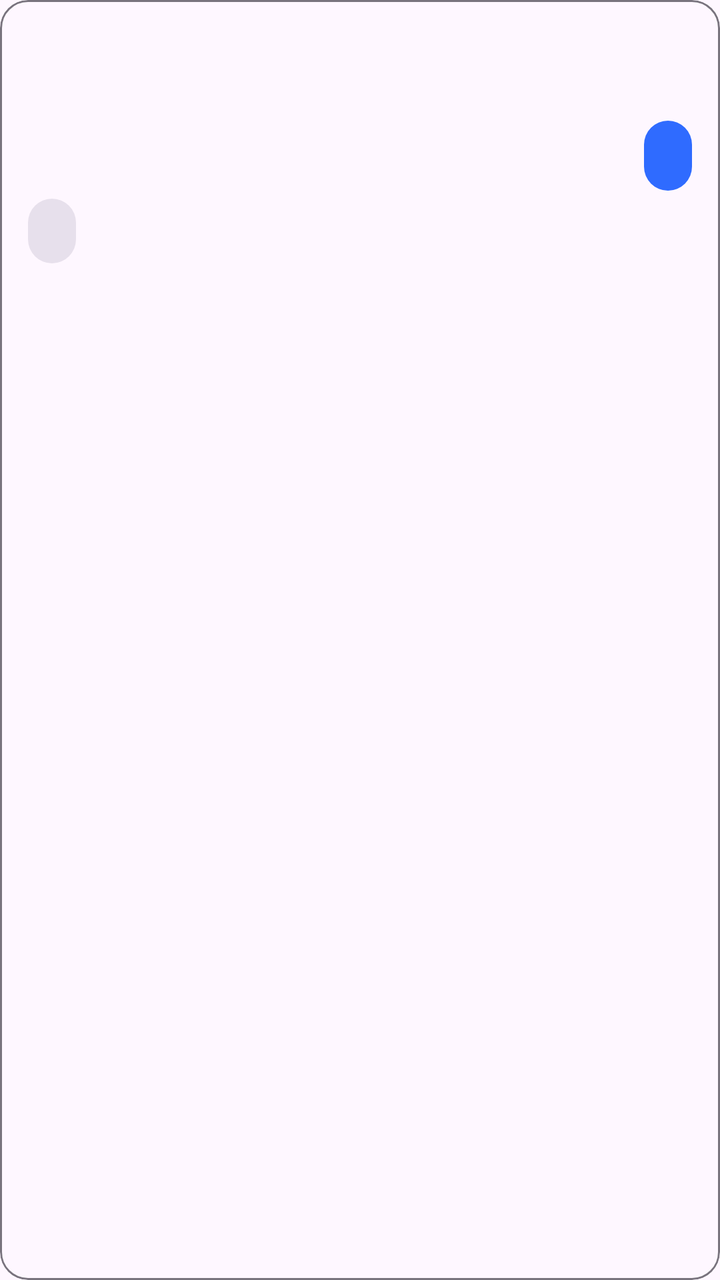
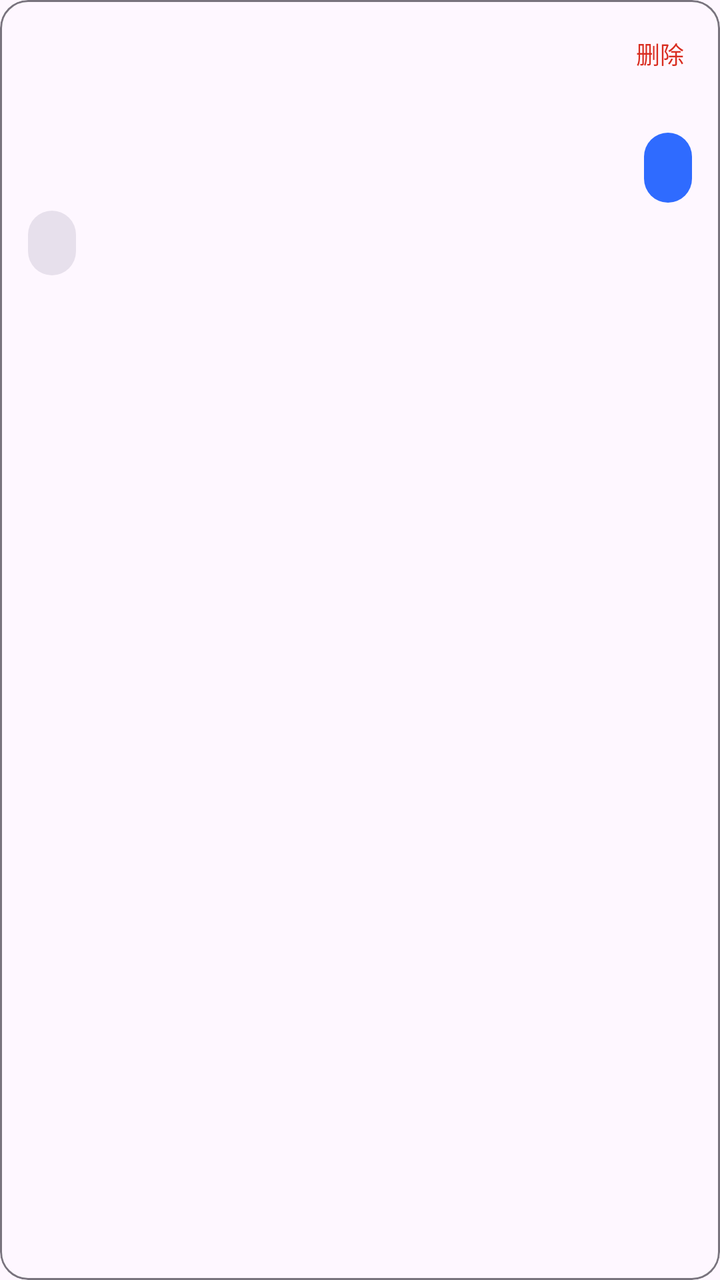

An Android layout rendered at two revisions. The XML below is the earlier revision; the diff shows what the commit changed to produce the second picture.
<!-- AndroidManifest.xml: application theme Theme.ScreenMemory -->
<!-- res/layout/item_history.xml -->
<?xml version="1.0" encoding="utf-8"?>
<com.google.android.material.card.MaterialCardView xmlns:android="http://schemas.android.com/apk/res/android"
    xmlns:app="http://schemas.android.com/apk/res-auto"
    android:layout_width="match_parent"
    android:layout_height="wrap_content"
    android:layout_marginTop="8dp"
    android:layout_marginBottom="16dp"
    android:clickable="true"
    android:focusable="true"
    android:foreground="?attr/selectableItemBackground"
    app:cardCornerRadius="14dp"
    app:cardElevation="0dp"
    app:strokeColor="?attr/colorOutline"
    app:strokeWidth="1dp">

    <LinearLayout
        android:layout_width="match_parent"
        android:layout_height="wrap_content"
        android:orientation="vertical"
        android:padding="14dp">

        <TextView
            android:id="@+id/tvItemTitle"
            android:layout_width="match_parent"
            android:layout_height="wrap_content"
            android:ellipsize="end"
            android:maxLines="1"
            android:textColor="?android:attr/textColorPrimary"
            android:textSize="16sp"
            android:textStyle="bold" />

        <TextView
            android:id="@+id/tvItemMeta"
            android:layout_width="match_parent"
            android:layout_height="wrap_content"
            android:layout_marginTop="4dp"
            android:textColor="?android:attr/textColorSecondary"
            android:textSize="11sp" />

        <LinearLayout
            android:layout_width="match_parent"
            android:layout_height="wrap_content"
            android:layout_marginTop="6dp"
            android:gravity="end"
            android:orientation="horizontal">

            <TextView
                android:id="@+id/tvItemQuestion"
                android:layout_width="wrap_content"
                android:layout_height="wrap_content"
                android:background="@drawable/bg_chat_user"
                android:ellipsize="end"
                android:maxLines="2"
                android:maxWidth="286dp"
                android:paddingStart="12dp"
                android:paddingTop="8dp"
                android:paddingEnd="12dp"
                android:paddingBottom="8dp"
                android:textColor="?attr/colorOnPrimary"
                android:textSize="14sp" />
        </LinearLayout>

        <LinearLayout
            android:layout_width="match_parent"
            android:layout_height="wrap_content"
            android:layout_marginTop="4dp"
            android:gravity="start"
            android:orientation="horizontal">

            <TextView
                android:id="@+id/tvItemAnswer"
                android:layout_width="wrap_content"
                android:layout_height="wrap_content"
                android:background="@drawable/bg_chat_ai"
                android:ellipsize="end"
                android:lineSpacingExtra="2dp"
                android:maxLines="2"
                android:maxWidth="286dp"
                android:paddingStart="12dp"
                android:paddingTop="8dp"
                android:paddingEnd="12dp"
                android:paddingBottom="8dp"
                android:textColor="?android:attr/textColorPrimary"
                android:textSize="12sp" />
        </LinearLayout>
    </LinearLayout>
</com.google.android.material.card.MaterialCardView>
<!-- resources referenced by this layout -->
<resources>
  <!-- drawable bg_chat_ai (drawable) -->
  <?xml version="1.0" encoding="utf-8"?>
  <shape xmlns:android="http://schemas.android.com/apk/res/android"
      android:shape="rectangle">
      <solid android:color="?attr/colorSurfaceVariant" />
      <corners android:radius="18dp" />
  </shape>
  <!-- drawable bg_chat_user (drawable) -->
  <?xml version="1.0" encoding="utf-8"?>
  <shape xmlns:android="http://schemas.android.com/apk/res/android"
      android:shape="rectangle">
      <solid android:color="?attr/colorPrimary" />
      <corners android:radius="18dp" />
  </shape>
  <style name="Theme.ScreenMemory" parent="Theme.Material3.DayNight.NoActionBar">
          <item name="colorPrimary">#FF2F6BFF</item>
          <item name="colorOnPrimary">#FFFFFFFF</item>
          <item name="colorPrimaryContainer">#FFE8EFFF</item>
          <item name="colorOnPrimaryContainer">#FF12131A</item>
          <item name="android:statusBarColor">@android:color/transparent</item>
          <item name="android:windowLightStatusBar">true</item>
      </style>
</resources>

<!-- the commit's change to res/layout/item_history.xml (unified diff, before → after) -->
@@ -19,15 +19,40 @@
         android:orientation="vertical"
         android:padding="14dp">
 
-        <TextView
-            android:id="@+id/tvItemTitle"
+        <LinearLayout
             android:layout_width="match_parent"
             android:layout_height="wrap_content"
-            android:ellipsize="end"
-            android:maxLines="1"
-            android:textColor="?android:attr/textColorPrimary"
-            android:textSize="16sp"
-            android:textStyle="bold" />
+            android:gravity="center_vertical"
+            android:orientation="horizontal">
+
+            <TextView
+                android:id="@+id/tvItemTitle"
+                android:layout_width="0dp"
+                android:layout_height="wrap_content"
+                android:layout_weight="1"
+                android:ellipsize="end"
+                android:maxLines="1"
+                android:textColor="?android:attr/textColorPrimary"
+                android:textSize="16sp"
+                android:textStyle="bold" />
+
+            <TextView
+                android:id="@+id/tvItemDelete"
+                android:layout_width="wrap_content"
+                android:layout_height="wrap_content"
+                android:layout_marginStart="10dp"
+                android:background="?attr/selectableItemBackgroundBorderless"
+                android:clickable="true"
+                android:contentDescription="删除这段对话"
+                android:focusable="true"
+                android:paddingStart="8dp"
+                android:paddingTop="4dp"
+                android:paddingEnd="4dp"
+                android:paddingBottom="6dp"
+                android:text="删除"
+                android:textColor="#D92D20"
+                android:textSize="12sp" />
+        </LinearLayout>
 
         <TextView
             android:id="@+id/tvItemMeta"
